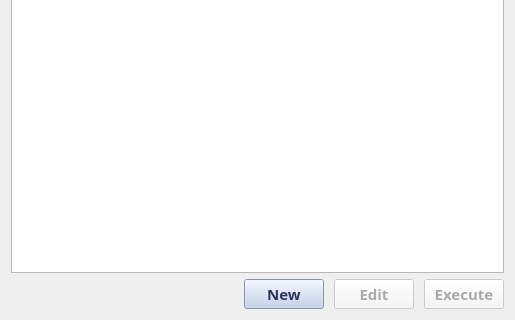
The window that eodh_qgis/ui/workflows.ui (EO-DataHub/eodh-qgis) describes before a commit, drawn with Qt 5; both pictures show x 0 to 515 and y 214 to 534 of the 515 by 534 pixel window.
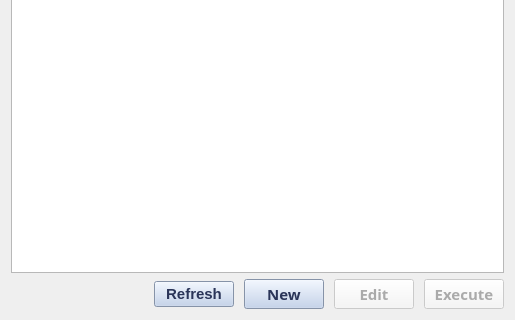
The same window after the commit.

```diff
--- a/eodh_qgis/ui/workflows.ui
+++ b/eodh_qgis/ui/workflows.ui
@@ -74,6 +74,20 @@
        </property>
       </spacer>
      </item>
+     <item>
+      <widget class="QPushButton" name="refresh_button">
+       <property name="font">
+        <font>
+         <pointsize>11</pointsize>
+         <weight>75</weight>
+         <bold>true</bold>
+        </font>
+       </property>
+       <property name="text">
+        <string>Refresh</string>
+       </property>
+      </widget>
+     </item>
      <item>
       <widget class="QPushButton" name="new_button">
        <property name="font">
```
